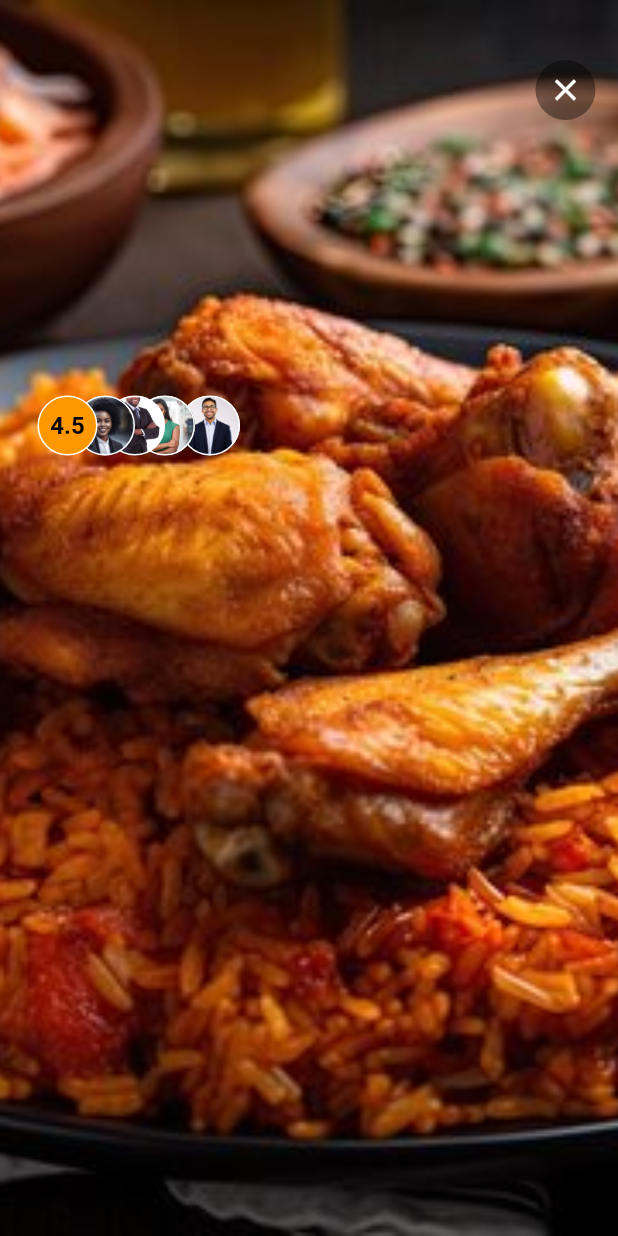
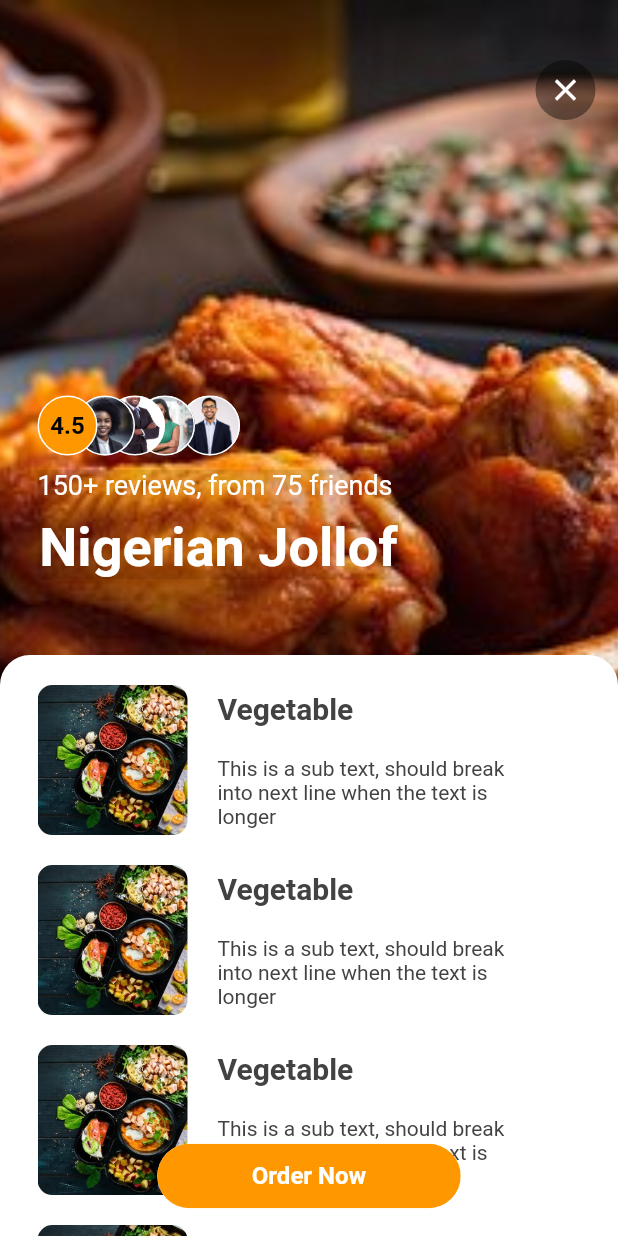
Before and after one commit to adefaze/restaurant_ui, a Flutter app: the screen it shows after launch, on a phone screen of 412 x 824 dp. Run offline on Flutter 3.47's test engine with Material 2 defaults, Android fonts, the phone set to English and light mode, and no system bars.

Commit message:
added details page

```diff
--- a/lib/detail.dart
+++ b/lib/detail.dart
@@ -11,6 +11,16 @@ class _DetailPageState extends State<DetailPage> {
   @override
   Widget build(BuildContext context) {
     return Scaffold(
+      floatingActionButtonLocation: FloatingActionButtonLocation.centerFloat,
+      floatingActionButton: const Chip(
+        padding: EdgeInsets.fromLTRB(55, 12, 55, 12),
+        label: Text(
+          'Order Now',
+          style: TextStyle(
+              color: Colors.white, fontWeight: FontWeight.bold, fontSize: 16),
+        ),
+        backgroundColor: Colors.orange,
+      ),
       body: Stack(
         children: [
           Container(
@@ -59,7 +69,112 @@ class _DetailPageState extends State<DetailPage> {
               ),
             ),
           ),
+          Positioned(
+            top: MediaQuery.of(context).size.height * 0.38,
+            left: 25,
+            child: Container(
+              decoration: BoxDecoration(color: Colors.black.withOpacity(.09)),
+              child: Column(
+                children: const [
+                  Text(
+                    '150+ reviews, from 75 friends ',
+                    style: TextStyle(color: Colors.white, fontSize: 18),
+                  ),
+                  SizedBox(
+                    height: 10,
+                  ),
+                  Text(
+                    'Nigerian Jollof',
+                    style: TextStyle(
+                        fontSize: 36,
+                        fontWeight: FontWeight.bold,
+                        color: Colors.white),
+                  )
+                ],
+              ),
+            ),
+          ),
+          Positioned(
+            bottom: 0,
+            child: Container(
+              height: MediaQuery.of(context).size.height * 0.47,
+              width: MediaQuery.of(context).size.width,
+              decoration: const BoxDecoration(
+                color: Colors.white,
+                borderRadius: BorderRadius.only(
+                  topRight: Radius.circular(20),
+                  topLeft: Radius.circular(20),
+                ),
+              ),
+              child: SingleChildScrollView(
+                child: Column(
+                  children: [
+                    buildItemContainer(
+                        'Vegetable',
+                        'This is a sub text, should break into next line when the text is longer',
+                        'food'),
+                    buildItemContainer(
+                        'Vegetable',
+                        'This is a sub text, should break into next line when the text is longer',
+                        'food'),
+                    buildItemContainer(
+                        'Vegetable',
+                        'This is a sub text, should break into next line when the text is longer',
+                        'food'),
+                    buildItemContainer(
+                        'Vegetable',
+                        'This is a sub text, should break into next line when the text is longer',
+                        'food'),
+                  ],
+                ),
+              ),
+            ),
+          ),
+        ],
+      ),
+    );
+  }
 
+  Container buildItemContainer(String title, String description, String image) {
+    return Container(
+      padding: const EdgeInsets.only(top: 20, left: 25, right: 45),
+      child: Row(
+        children: [
+          Container(
+            height: 100,
+            width: 100,
+            decoration: BoxDecoration(
+                image: DecorationImage(
+                    image: AssetImage('assets/images/$image.jpg'),
+                    fit: BoxFit.cover),
+                borderRadius: BorderRadius.circular(10)),
+          ),
+          const SizedBox(
+            width: 20,
+          ),
+          Column(
+            crossAxisAlignment: CrossAxisAlignment.start,
+            children: [
+              Text(
+                title,
+                style: TextStyle(
+                    fontWeight: FontWeight.bold,
+                    fontSize: 20,
+                    color: Colors.grey.shade800),
+              ),
+              const SizedBox(
+                height: 20,
+              ),
+              // ignore: sized_box_for_whitespace
+              Container(
+                width: MediaQuery.of(context).size.width - 200,
+                child: Text(
+                  description,
+                  style: TextStyle(fontSize: 14, color: Colors.grey.shade800),
+                ),
+              ),
+            ],
+          ),
         ],
       ),
     );
```
